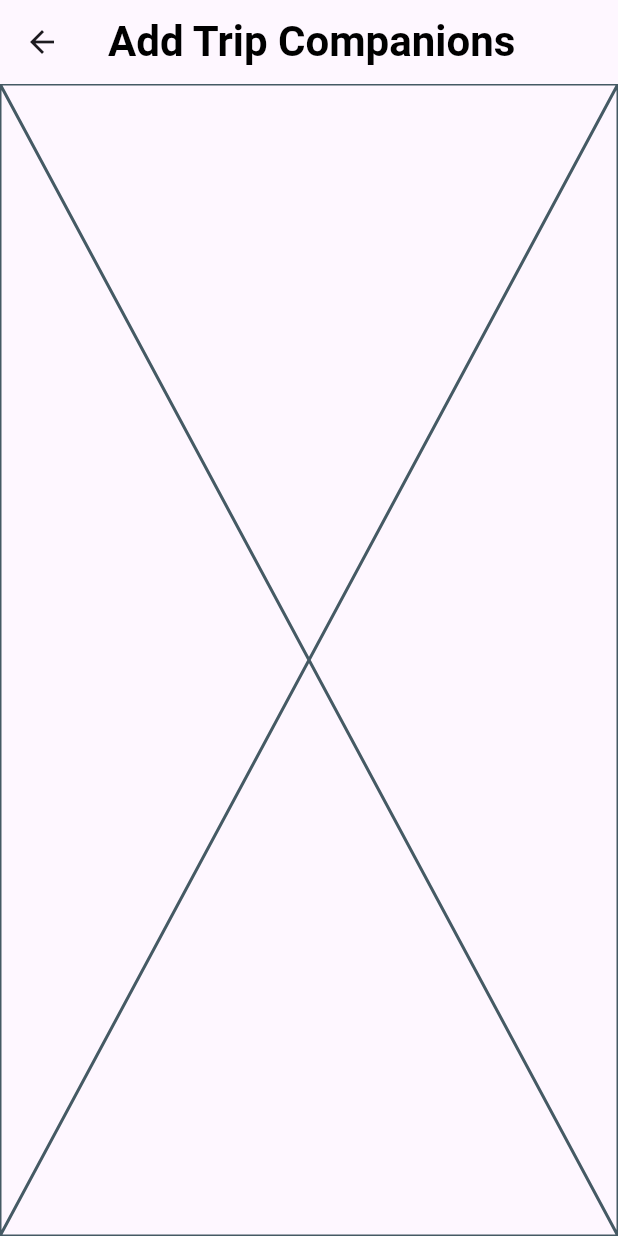
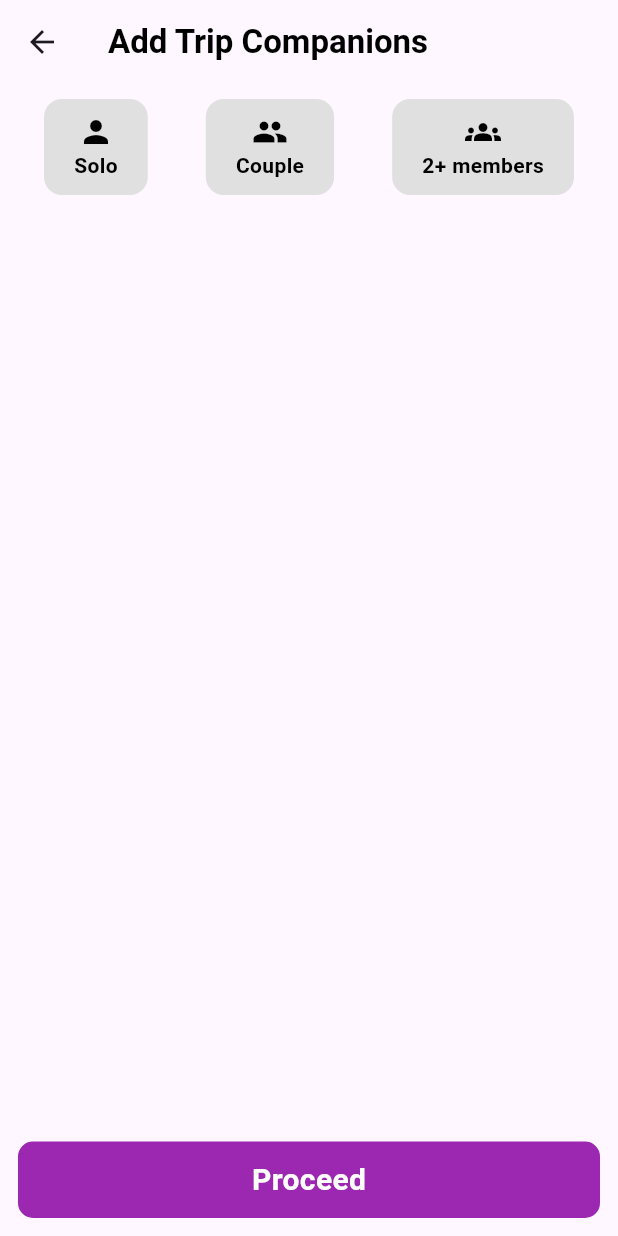
Before and after one commit to AyushmanKS/TripCo, a Flutter app: the TripCompanionScreen screen opened by its route, on a phone screen of 412 x 824 dp. Run offline on Flutter 3.47's test engine with Material 3 defaults, Android fonts, the light colour scheme and no system bars; our stand-ins replace animated_text_kit, carousel_slider, firebase_auth, firebase_core, firebase_database, get and 4 more; accounts and stored records are empty.

Commit message:
add trip companion screen ui

```diff
--- /dev/null
+++ b/lib/components/companion_button.dart
@@ -0,0 +1,48 @@
+import 'package:flutter/material.dart';
+import 'package:get/get_state_manager/src/rx_flutter/rx_obx_widget.dart';
+import '../view/trips/controller/trip_companion_controller.dart';
+
+class CompanionButton extends StatelessWidget {
+  final String label;
+  final IconData icon;
+  final TripCompanionController controller;
+  final int index;
+
+  const CompanionButton(
+      {required this.label,
+        required this.icon,
+        required this.controller,
+        required this.index,
+        super.key});
+
+  @override
+  Widget build(BuildContext context) {
+    return Obx(() => GestureDetector(
+      onTap: () => controller.toggleSelection(index),
+      child: AnimatedContainer(
+        duration: const Duration(milliseconds: 200),
+        padding: const EdgeInsets.symmetric(vertical: 10, horizontal: 20),
+        decoration: BoxDecoration(
+          borderRadius: BorderRadius.circular(12),
+          color: controller.selectedIndex.value == index
+              ? Colors.blueAccent
+              : Colors.grey.shade300,
+        ),
+        child: Column(
+          children: [
+            Icon(icon,
+                color: controller.selectedIndex.value == index
+                    ? Colors.white
+                    : Colors.black),
+            Text(label,
+                style: TextStyle(
+                    fontWeight: FontWeight.w700,
+                    color: controller.selectedIndex.value == index
+                        ? Colors.white
+                        : Colors.black)),
+          ],
+        ),
+      ),
+    ));
+  }
+}
--- a/lib/view/trips/trip_companion_screen.dart
+++ b/lib/view/trips/trip_companion_screen.dart
@@ -1,6 +1,9 @@
 import 'package:flutter/material.dart';
 import 'package:get/get.dart';
+import 'package:travel_companion/components/custom_button.dart';
 import 'package:travel_companion/view/trips/controller/trip_companion_controller.dart';
+import '../../components/companion_button.dart';
+import '../../services/scaling_utils_service.dart';
 
 class TripCompanionScreen extends StatelessWidget {
   final TripCompanionController tripCompanionController =
@@ -10,17 +13,168 @@
 
   @override
   Widget build(BuildContext context) {
+    ScalingUtility scale = ScalingUtility(context: context)
+      ..setCurrentDeviceSize();
+
     return Scaffold(
       appBar: AppBar(
-          title: Text(
-        'Add Trip Companions',
-        style: TextStyle(
-          fontSize: 28,
-          color: Colors.black,
-          fontWeight: FontWeight.bold,
+        title: const Text(
+          'Add Trip Companions',
+          style: TextStyle(
+              fontSize: 22, color: Colors.black, fontWeight: FontWeight.bold),
         ),
-      )),
-      body: Placeholder(),
+      ),
+      body: SafeArea(
+        child: Padding(
+          padding: const EdgeInsets.all(10),
+          child: Column(
+            children: [
+              companionButtons(tripCompanionController),
+              Obx(() => tripCompanionController.selectedIndex.value != -1
+                  ? Expanded(child: memberInputFields(tripCompanionController, scale))
+                  : const SizedBox.shrink()),
+            ],
+          ),
+        ),
+      ),
+      floatingActionButton: Obx(() {
+        return tripCompanionController.selectedIndex.value == 2
+            ? FloatingActionButton(
+          onPressed: tripCompanionController.addMember,
+          backgroundColor: Colors.blueAccent,
+          child: const Icon(Icons.add, color: Colors.white),
+        )
+            : const SizedBox.shrink();
+      }),
+      bottomNavigationBar: Container(
+        height: scale.getScaledHeight(65),
+        padding: scale.getPadding(horizontal: 10, vertical: 10),
+        child: CustomButton(
+          buttonText: 'Proceed',
+          buttonColor: Colors.purple,
+          onTap: (){},
+        ),
+      ),
+      resizeToAvoidBottomInset: false,
+    );
+  }
+
+  Widget companionButtons(TripCompanionController controller) {
+    return Row(
+      mainAxisAlignment: MainAxisAlignment.spaceAround,
+      children: [
+        CompanionButton(
+            label: 'Solo',
+            icon: Icons.person,
+            controller: controller,
+            index: 0),
+        CompanionButton(
+            label: 'Couple',
+            icon: Icons.people,
+            controller: controller,
+            index: 1),
+        CompanionButton(
+            label: '2+ members',
+            icon: Icons.groups,
+            controller: controller,
+            index: 2),
+      ],
+    );
+  }
+
+  Widget memberInputFields(TripCompanionController controller, ScalingUtility scale) {
+    return Obx(
+          () => ListView.builder(
+        itemCount: controller.companions.length,
+        itemBuilder: (context, index) {
+          return Container(
+            margin: const EdgeInsets.symmetric(vertical: 8),
+            padding: const EdgeInsets.all(12),
+            decoration: BoxDecoration(
+              color: Colors.grey.shade100,
+              borderRadius: BorderRadius.circular(12),
+              boxShadow: [
+                BoxShadow(
+                  color: Colors.grey.withValues(alpha: 0.2),
+                  blurRadius: 4,
+                  spreadRadius: 1,
+                ),
+              ],
+            ),
+            child: Column(
+              crossAxisAlignment: CrossAxisAlignment.start,
+              children: [
+                Text(
+                  index == 0 ? 'Myself' : 'Companion $index',
+                  style: const TextStyle(
+                    fontWeight: FontWeight.bold,
+                    fontSize: 16,
+                    color: Colors.blueAccent,
+                  ),
+                ),
+                SizedBox(height: scale.getScaledHeight(8)),
+                Row(
+                  children: [
+                    Expanded(
+                      child: TextField(
+                        onChanged: (value) =>
+                        controller.companions[index].name = value,
+                        decoration: InputDecoration(
+                          labelText: 'Name',
+                          border: OutlineInputBorder(
+                              borderRadius: BorderRadius.circular(10)),
+                        ),
+                      ),
+                    ),
+                    SizedBox(width: scale.getScaledWidth(10)),
+                    Expanded(
+                      child: TextField(
+                        onChanged: (value) =>
+                        controller.companions[index].email = value,
+                        decoration: InputDecoration(
+                          labelText: 'Email',
+                          border: OutlineInputBorder(
+                              borderRadius: BorderRadius.circular(10)),
+                        ),
+                      ),
+                    ),
+                    Column(
+                      children: [
+                        IconButton(
+                          icon: Icon(
+                            index == 0
+                                ? Icons.done_all // Always show done_all for index 0
+                                : controller.companions[index].isVerified
+                                ? Icons.done_all // For verified, show done_all
+                                : Icons.check, // For unverified, show check
+                            color: index == 0
+                                ? Colors.blue // Blue color for done_all for index 0
+                                : controller.companions[index].isVerified
+                                ? Colors.blue // Blue for verified
+                                : Colors.grey, // Grey for unverified
+                          ),
+                          onPressed: index == 0
+                              ? null // Disable onPressed for index 0
+                              : () {
+                            // Toggle the verification status for other companions
+                            controller.verifyMember(index);
+                          },
+                        ),
+                        if (controller.selectedIndex.value == 2 && index >= 3)
+                          IconButton(
+                            icon: const Icon(Icons.delete,
+                                color: Colors.redAccent),
+                            onPressed: () => controller.removeMember(index),
+                          ),
+                      ],
+                    ),
+                  ],
+                ),
+              ],
+            ),
+          );
+        },
+      ),
     );
   }
 }
```
Also changed, not shown: lib/view/trips/controller/trip_companion_controller.dart (+48 -0 lines).
